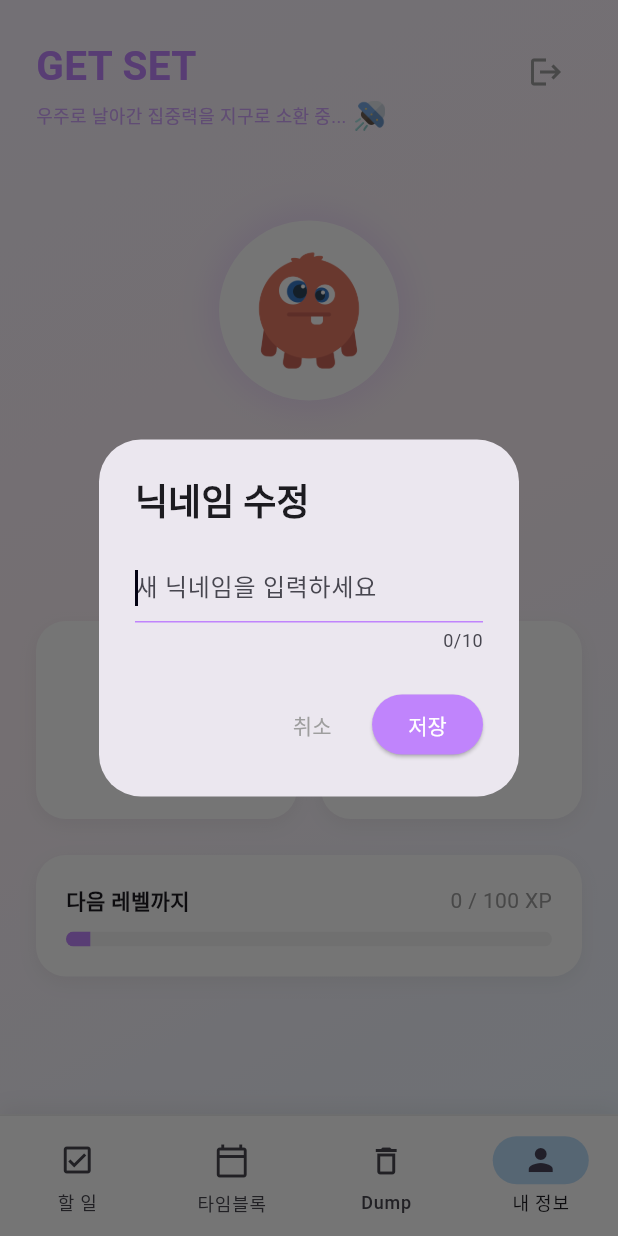
After one commit to KIDY-130/get-set-app, a Flutter app: the screen it shows once a user with an empty profile is signed in, item 4 of the bottom bar chosen, after a tap on the "edit" icon, on a phone screen of 412 x 824 dp. The commit adds this screen. Run offline on Flutter 3.47's test engine with Material 3 defaults, Android fonts, the phone set to English and light mode, and no system bars; our stand-ins replace audioplayers, firebase_auth, firebase_core; accounts and stored records are empty; Roboto replaces fonts that are missing (Pretendard).

Commit message:
프로필

```diff
--- /dev/null
+++ b/lib/components/profile_view.dart
@@ -0,0 +1,257 @@
+import 'package:flutter/material.dart';
+import 'package:firebase_auth/firebase_auth.dart';
+
+class ProfileView extends StatefulWidget {
+  const ProfileView({super.key});
+
+  @override
+  State<ProfileView> createState() => _ProfileViewState();
+}
+
+class _ProfileViewState extends State<ProfileView> {
+  // 사용자의 현재 닉네임 (기본값은 이메일 앞부분)
+  String _nickname = "";
+  final user = FirebaseAuth.instance.currentUser;
+
+  @override
+  void initState() {
+    super.initState();
+    // 초기 닉네임을 이메일 아이디로 설정
+    _nickname = user?.email?.split('@')[0] ?? "우주 여행자";
+  }
+
+  // 닉네임 수정 다이얼로그 띄우기
+  void _editNickname() {
+    final TextEditingController controller = TextEditingController(
+      text: _nickname,
+    );
+
+    showDialog(
+      context: context,
+      builder: (context) => AlertDialog(
+        title: const Text(
+          "닉네임 수정",
+          style: TextStyle(fontWeight: FontWeight.bold),
+        ),
+        content: TextField(
+          controller: controller,
+          autofocus: true,
+          decoration: const InputDecoration(
+            hintText: "새 닉네임을 입력하세요",
+            focusedBorder: UnderlineInputBorder(
+              borderSide: BorderSide(color: Color(0xFFC084FC)),
+            ),
+          ),
+          maxLength: 10, // 닉네임 길이 제한
+        ),
+        actions: [
+          TextButton(
+            onPressed: () => Navigator.pop(context),
+            child: const Text("취소", style: TextStyle(color: Colors.grey)),
+          ),
+          ElevatedButton(
+            onPressed: () {
+              if (controller.text.trim().isNotEmpty) {
+                setState(() {
+                  _nickname = controller.text.trim();
+                });
+                Navigator.pop(context);
+                ScaffoldMessenger.of(
+                  context,
+                ).showSnackBar(const SnackBar(content: Text("닉네임이 변경되었습니다.")));
+              }
+            },
+            style: ElevatedButton.styleFrom(
+              backgroundColor: const Color(0xFFC084FC),
+              foregroundColor: Colors.white,
+            ),
+            child: const Text("저장"),
+          ),
+        ],
+      ),
+    );
+  }
+
+  @override
+  Widget build(BuildContext context) {
+    return SingleChildScrollView(
+      padding: const EdgeInsets.all(24.0),
+      child: Column(
+        crossAxisAlignment: CrossAxisAlignment.center,
+        children: [
+          const SizedBox(height: 20),
+          // 🛸 프로필 이미지 영역
+          _buildProfileImage(),
+          const SizedBox(height: 24),
+
+          // 닉네임 표시 및 수정 버튼
+          Row(
+            mainAxisAlignment: MainAxisAlignment.center,
+            children: [
+              const SizedBox(width: 40), // 아이콘과 균형을 맞추기 위한 빈 공간
+              Text(
+                _nickname,
+                style: const TextStyle(
+                  fontSize: 26,
+                  fontWeight: FontWeight.bold,
+                  color: Color(0xFF030213),
+                ),
+              ),
+              IconButton(
+                onPressed: _editNickname,
+                icon: const Icon(Icons.edit, size: 20, color: Colors.grey),
+                padding: const EdgeInsets.only(left: 8),
+                constraints: const BoxConstraints(),
+              ),
+            ],
+          ),
+
+          const SizedBox(height: 8),
+          _buildLevelBadge(),
+
+          const SizedBox(height: 32),
+
+          // 📊 활동 통계 카드
+          Row(
+            children: [
+              _buildStatCard(
+                icon: Icons.timer,
+                color: Colors.blue,
+                label: "총 집중 시간",
+                value: "0.0시간",
+              ),
+              const SizedBox(width: 16),
+              _buildStatCard(
+                icon: Icons.check_circle,
+                color: Colors.green,
+                label: "완료한 일",
+                value: "0개",
+              ),
+            ],
+          ),
+
+          const SizedBox(height: 24),
+          _buildExperienceBar(),
+        ],
+      ),
+    );
+  }
+
+  // --- UI 컴포넌트들 ---
+
+  Widget _buildProfileImage() {
+    return Container(
+      padding: const EdgeInsets.all(20),
+      decoration: BoxDecoration(
+        shape: BoxShape.circle,
+        color: Colors.white,
+        boxShadow: [
+          BoxShadow(
+            color: const Color(0xFFC084FC).withOpacity(0.2),
+            blurRadius: 20,
+            spreadRadius: 5,
+          ),
+        ],
+      ),
+      child: Image.asset(
+        'assets/icon/profile.png',
+        width: 80,
+        height: 80,
+        fit: BoxFit.contain,
+      ),
+    );
+  }
+
+  Widget _buildLevelBadge() {
+    return Container(
+      padding: const EdgeInsets.symmetric(horizontal: 12, vertical: 6),
+      decoration: BoxDecoration(
+        color: const Color(0xFFC084FC).withOpacity(0.1),
+        borderRadius: BorderRadius.circular(20),
+        border: Border.all(color: const Color(0xFFC084FC)),
+      ),
+      child: const Text(
+        "Lv.1 지구 정복 꿈나무",
+        style: TextStyle(color: Color(0xFFC084FC), fontWeight: FontWeight.bold),
+      ),
+    );
+  }
+
+  Widget _buildExperienceBar() {
+    return Container(
+      padding: const EdgeInsets.all(20),
+      decoration: BoxDecoration(
+        color: Colors.white,
+        borderRadius: BorderRadius.circular(20),
+        boxShadow: [
+          BoxShadow(
+            color: Colors.black.withOpacity(0.05),
+            blurRadius: 10,
+            offset: const Offset(0, 4),
+          ),
+        ],
+      ),
+      child: Column(
+        crossAxisAlignment: CrossAxisAlignment.start,
+        children: [
+          const Row(
+            mainAxisAlignment: MainAxisAlignment.spaceBetween,
+            children: [
+              Text("다음 레벨까지", style: TextStyle(fontWeight: FontWeight.bold)),
+              Text("0 / 100 XP", style: TextStyle(color: Colors.grey)),
+            ],
+          ),
+          const SizedBox(height: 10),
+          ClipRRect(
+            borderRadius: BorderRadius.circular(10),
+            child: LinearProgressIndicator(
+              value: 0.05,
+              minHeight: 10,
+              backgroundColor: Colors.grey[100],
+              color: const Color(0xFFC084FC),
+            ),
+          ),
+        ],
+      ),
+    );
+  }
+
+  Widget _buildStatCard({
+    required IconData icon,
+    required Color color,
+    required String label,
+    required String value,
+  }) {
+    return Expanded(
+      child: Container(
+        padding: const EdgeInsets.all(20),
+        decoration: BoxDecoration(
+          color: Colors.white,
+          borderRadius: BorderRadius.circular(20),
+          boxShadow: [
+            BoxShadow(
+              color: Colors.black.withOpacity(0.05),
+              blurRadius: 10,
+              offset: const Offset(0, 4),
+            ),
+          ],
+        ),
+        child: Column(
+          children: [
+            Icon(icon, color: color, size: 32),
+            const SizedBox(height: 8),
+            Text(
+              value,
+              style: const TextStyle(fontSize: 20, fontWeight: FontWeight.bold),
+            ),
+            const SizedBox(height: 4),
+            Text(
+              label,
+              style: TextStyle(fontSize: 12, color: Colors.grey[600]),
+            ),
+          ],
+        ),
+      ),
+    );
+  }
+}
--- a/lib/main.dart
+++ b/lib/main.dart
@@ -8,6 +8,7 @@ import 'components/todo_calendar_view.dart';
 import 'components/block_schedule_view.dart';
 import 'components/dump_view.dart';
 import 'components/pomodoro_timer.dart';
+import 'components/profile_view.dart';
 import 'login_page.dart';
 
 // --- 모델 클래스 정의 ---
@@ -190,6 +191,8 @@ class AuthGate extends StatelessWidget {
   }
 }
 
+// ... (위쪽 main 함수 등은 그대로 두세요) ...
+
 class HomePage extends StatefulWidget {
   const HomePage({super.key});
 
@@ -293,7 +296,6 @@ class _HomePageState extends State<HomePage> {
                   mainAxisAlignment: MainAxisAlignment.spaceBetween,
                   crossAxisAlignment: CrossAxisAlignment.start,
                   children: [
-                    // 왼쪽: 제목과 설명
                     Expanded(
                       child: Column(
                         crossAxisAlignment: CrossAxisAlignment.start,
@@ -307,7 +309,6 @@ class _HomePageState extends State<HomePage> {
                             ),
                           ),
                           const SizedBox(height: 4),
-
                           Row(
                             children: [
                               Flexible(
@@ -323,7 +324,6 @@ class _HomePageState extends State<HomePage> {
                                 ),
                               ),
                               const SizedBox(width: 6),
-                              // 🛸 상단 아이콘 (ufo1.png)
                               Image.asset(
                                 'assets/icon/ufo1.png',
                                 width: 20,
@@ -335,7 +335,6 @@ class _HomePageState extends State<HomePage> {
                         ],
                       ),
                     ),
-                    // 오른쪽: 로그아웃 버튼
                     IconButton(
                       onPressed: _logout,
                       icon: const Icon(Icons.logout, color: Colors.grey),
@@ -352,8 +351,10 @@ class _HomePageState extends State<HomePage> {
         ),
       ),
 
-      // 빠른 메모 버튼
-      floatingActionButton: FloatingActionButton(
+      // 빠른 메모 버튼 (프로필 화면에서는 숨길 수도 있지만 일단 둡니다)
+      floatingActionButton: _currentViewIndex == 3
+          ? null // 프로필 화면에서는 버튼 숨김
+          : FloatingActionButton(
               onPressed: () => _showQuickDumpDialog(context),
               backgroundColor: Colors.white,
               elevation: 4,
@@ -369,11 +370,11 @@ class _HomePageState extends State<HomePage> {
       // 하단 네비게이션 바
       bottomNavigationBar: Container(
         decoration: BoxDecoration(
-          color: Colors.white.withValues(alpha: 0.9),
+          color: Colors.white.withOpacity(0.9),
           border: Border(top: BorderSide(color: Colors.grey[200]!)),
           boxShadow: [
             BoxShadow(
-              color: Colors.black.withValues(alpha: 0.05),
+              color: Colors.black.withOpacity(0.05),
               blurRadius: 10,
               offset: const Offset(0, -5),
             ),
@@ -404,6 +405,12 @@ class _HomePageState extends State<HomePage> {
               selectedIcon: Icon(Icons.delete),
               label: 'Dump',
             ),
+            // 👇 [추가] 4번째 탭: 내 정보 (프로필)
+            NavigationDestination(
+              icon: Icon(Icons.person_outline),
+              selectedIcon: Icon(Icons.person),
+              label: '내 정보',
+            ),
           ],
         ),
       ),
@@ -433,11 +440,15 @@ class _HomePageState extends State<HomePage> {
           notes: _dumpNotes,
           onNotesChange: (newNotes) => setState(() => _dumpNotes = newNotes),
         );
+      case 3:
+        // 👇 [추가] 4번째 화면: 프로필 뷰
+        return const ProfileView();
       default:
         return const SizedBox.shrink();
     }
   }
 
+  // 네비게이션 인디케이터 색상
   Color _getIndicatorColor() {
     switch (_currentViewIndex) {
       case 0:
@@ -446,12 +457,16 @@ class _HomePageState extends State<HomePage> {
         return Colors.pink[100]!;
       case 2:
         return Colors.green[100]!;
+      case 3:
+        return Colors.blue[100]!; // 프로필 탭 색상
       default:
         return Colors.grey[100]!;
     }
   }
 
+  // (빠른 메모 다이얼로그 함수는 그대로 두시면 됩니다)
   void _showQuickDumpDialog(BuildContext context) {
+    // ... 기존 코드 그대로 ...
     final TextEditingController controller = TextEditingController();
     showDialog(
       context: context,
```
Also changed, not shown: assets/icon/profile.png (added). Lines whose indentation alone changed are shown as unchanged.
